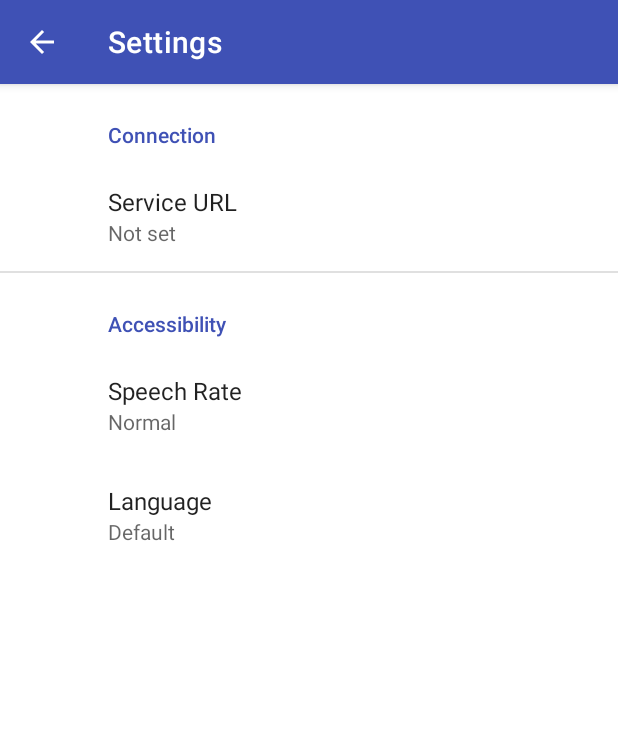
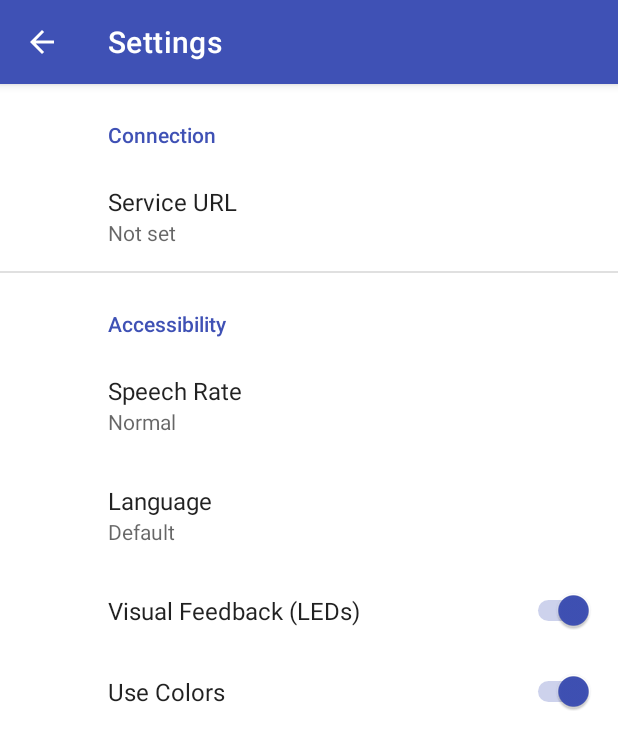
Before and after one commit to SilentByte/eye5g, an Android app: the SettingsActivity screen opened directly, with no data from a screen before it, on a phone screen of 412 x 824 dp. Shown: the top 749 px of the screen. Run offline under Robolectric (Android 15) with nearby library versions, the phone set to English and light mode, and no system bars; our stand-ins replace androidx.preference.

Commit message:
Extend settings

```diff
--- a/app/app/src/main/res/values/strings.xml
+++ b/app/app/src/main/res/values/strings.xml
@@ -11,6 +11,8 @@
     <string name="settings_accessibility_header">Accessibility</string>
     <string name="settings_accessibility_locale">Language</string>
     <string name="settings_accessibility_speech_rate">Speech Rate</string>
+    <string name="settings_accessibility_visual_feedback">Visual Feedback (LEDs)</string>
+    <string name="settings_accessibility_visual_feedback_colors">Use Colors</string>
 
     <string name="camera_fragment_label">Eye5G</string>
     <string name="permission_rationale">This app requires permission to access the camera and establish a connection to the Internet in order to function properly.</string>
--- a/app/app/src/main/res/xml/root_preferences.xml
+++ b/app/app/src/main/res/xml/root_preferences.xml
@@ -1,4 +1,5 @@
-<PreferenceScreen xmlns:app="http://schemas.android.com/apk/res-auto">
+<PreferenceScreen xmlns:android="http://schemas.android.com/apk/res/android"
+    xmlns:app="http://schemas.android.com/apk/res-auto">
     <PreferenceCategory app:title="@string/settings_connection_header">
 
         <EditTextPreference
@@ -24,5 +25,16 @@
             app:key="locale"
             app:title="@string/settings_accessibility_locale"
             app:useSimpleSummaryProvider="true" />
+
+        <SwitchPreference
+            android:defaultValue="true"
+            android:key="visual_feedback"
+            android:title="@string/settings_accessibility_visual_feedback" />
+
+        <SwitchPreference
+            android:defaultValue="true"
+            android:dependency="visual_feedback"
+            android:key="visual_feedback_colors"
+            android:title="@string/settings_accessibility_visual_feedback_colors" />
     </PreferenceCategory>
 </PreferenceScreen>
```
Also changed, not shown: 1 other file.
